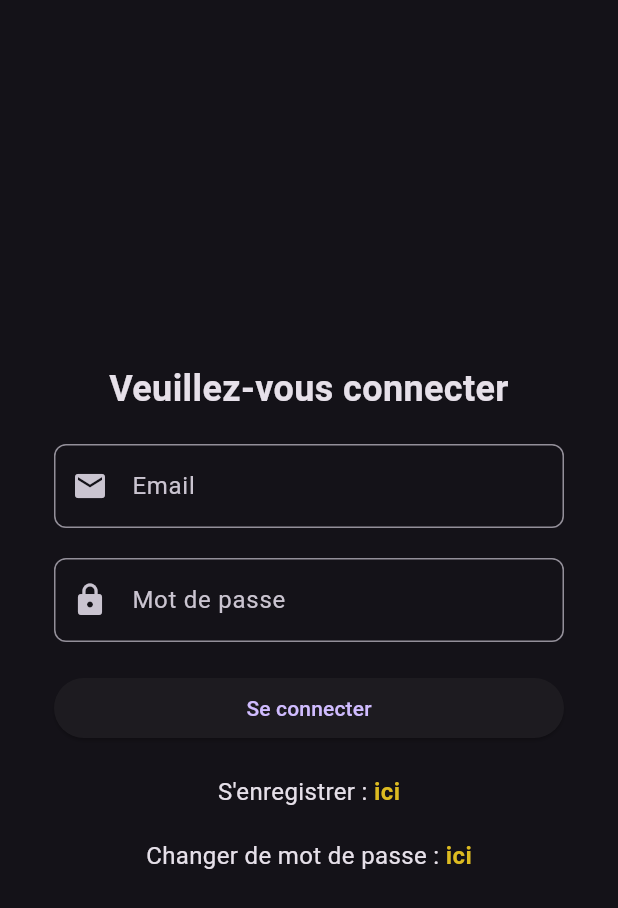
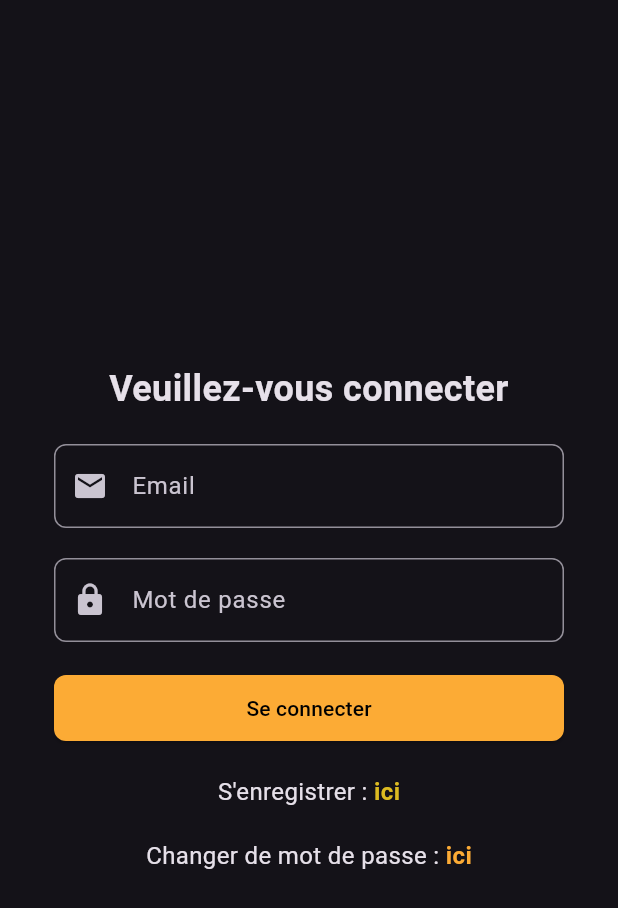
Before and after one commit to JojoKouam/causons_app, a Flutter app: the screen it shows after launch, after a tap on "Se connecter", on a phone screen of 412 x 824 dp. Shown: the top 908 px of the screen. Run offline on Flutter 3.47's test engine with Material 3 defaults, Android fonts, the phone set to English and light mode, and no system bars; our stand-ins replace firebase_auth, firebase_core; accounts and stored records are empty; network calls fail.

Commit message:
[ADD] file welcome

```diff
--- a/lib/auth/authService.dart
+++ b/lib/auth/authService.dart
@@ -1,3 +1,7 @@
+// ignore: file_names
+// ignore: file_names
+// ignore_for_file: file_names, duplicate_ignore
+
 import 'dart:developer';
 import 'package:firebase_auth/firebase_auth.dart';
 
@@ -36,4 +40,6 @@ class AuthService {
       log("Something went wrong");
     }
   }
+
+  signIn(email, password) {}
 }
--- a/lib/auth/connexion.dart
+++ b/lib/auth/connexion.dart
@@ -74,7 +74,18 @@ class _ConnexionState extends State<Connexion> {
                   onPressed: () {
                     _login();
                   },
-                    child: const Text('Se connecter'),
+                    style: ElevatedButton.styleFrom(
+                      foregroundColor: Colors.black, backgroundColor: const Color.fromARGB(255, 252, 171, 53),
+                      padding: const EdgeInsets.symmetric(vertical: 12),
+                      shape: RoundedRectangleBorder(
+                        borderRadius: BorderRadius.circular(8.0),
+
+                      ),
+
+                ),
+                  child: const Text('Se connecter'),
+
+
                 ),
 
 
@@ -134,7 +145,7 @@ class _ConnexionState extends State<Connexion> {
                     'ici',
                     style: TextStyle(
                       fontSize: 16,
-                      color: Color.fromARGB(255, 221, 187, 33),
+                      color: Color.fromARGB(255, 252, 171, 53),
                       fontWeight: FontWeight.bold,
                     ),
                     ),
@@ -163,6 +174,7 @@ class _ConnexionState extends State<Connexion> {
     final user = await _auth.loginUserWithEmailAndPassword(_email.text, _pwd.text);
     if (user != null) {
       log("User connected");
+      // ignore: use_build_context_synchronously
       goToHome(context);
     }
   }
--- a/lib/main.dart
+++ b/lib/main.dart
@@ -1,4 +1,5 @@
-import 'package:causons/auth/connexion.dart';
+// import 'package:causons/auth/connexion.dart';
+import 'package:causons/welcome.dart';
 import 'package:firebase_core/firebase_core.dart';
 import 'package:flutter/material.dart';
 
@@ -18,7 +19,7 @@ class MyApp extends StatelessWidget {
       theme: ThemeData.dark(),
       themeMode: ThemeMode.dark,
       debugShowCheckedModeBanner: false,
-      home: const Connexion(),
+      home: const Welcome(),
     );
   }
 }
--- /dev/null
+++ b/lib/welcome.dart
@@ -0,0 +1,86 @@
+import 'package:causons/auth/connexion.dart';
+import 'package:flutter/material.dart';
+import 'auth/register.dart';
+
+class Welcome extends StatefulWidget {
+  const Welcome({super.key});
+
+  @override
+  State<Welcome> createState() => _WelcomeState();
+}
+
+class _WelcomeState extends State<Welcome> {
+  @override
+  Widget build(BuildContext context) {
+    return Scaffold(
+      backgroundColor: Colors.black, // Fond noir
+      body: Center(
+        child: Column(
+          mainAxisAlignment: MainAxisAlignment.center, // Centre les éléments verticalement
+          crossAxisAlignment: CrossAxisAlignment.center, // Centre les éléments horizontalement
+          children: <Widget>[
+            const Spacer(), // Espacement supplémentaire
+
+            // Image.asset('assets/images/causons_logo.png', width: 300),
+            const SizedBox(height: 50),
+            const Text(
+              'Bienvenue sur Causons',
+              style: TextStyle(
+                fontSize: 35,
+                fontWeight: FontWeight.bold,
+                color: Colors.white,
+                shadows: [
+                  BoxShadow(
+                    color: Colors.black38,
+                    offset: Offset(0, 2),
+                    blurRadius: 5,
+                  ),
+                ],
+              ),
+            ),
+            const Spacer(),
+            const SizedBox(height: 30), // Espacement supplémentaire
+            ElevatedButton(
+              style: ElevatedButton.styleFrom(
+                foregroundColor: Colors.black, backgroundColor: const Color.fromARGB(255, 252, 171, 53),
+                padding: const EdgeInsets.symmetric(horizontal: 60, vertical: 15),
+                textStyle: const TextStyle(fontSize: 18, fontFamily: 'customFont'), // Police du bouton
+                shape: RoundedRectangleBorder(
+                  borderRadius: BorderRadius.circular(8.0),
+                ),
+              ),
+              onPressed: () {
+                Navigator.push(
+                  context,
+                  MaterialPageRoute(builder: (context) => const Connexion()),
+                );
+              },
+              child: const Text('Se connecter'),
+            ),
+            const SizedBox(height: 20),
+            ElevatedButton(
+              style: ElevatedButton.styleFrom(
+                foregroundColor: Colors.black,
+                backgroundColor: const Color.fromARGB(132, 240, 240, 240),
+                padding: const EdgeInsets.symmetric(horizontal: 60, vertical: 15),
+                textStyle: const TextStyle(fontSize: 18, fontFamily: 'customFont'), // Police du bouton
+                shape: RoundedRectangleBorder(
+                  borderRadius: BorderRadius.circular(8.0),
+                ),
+              ),
+              onPressed: () {
+                Navigator.push(
+                  context,
+                  MaterialPageRoute(builder: (context) => const Register()),
+                );
+              },
+              child: const Text('S\'enregistrer'),
+            ),
+            const SizedBox(height: 20),
+
+          ],
+        ),
+      ),
+    );
+  }
+}
```
Also changed, not shown: lib/auth/newpassword.dart (+14 -18 lines), lib/auth/register.dart (+10 -2 lines).
